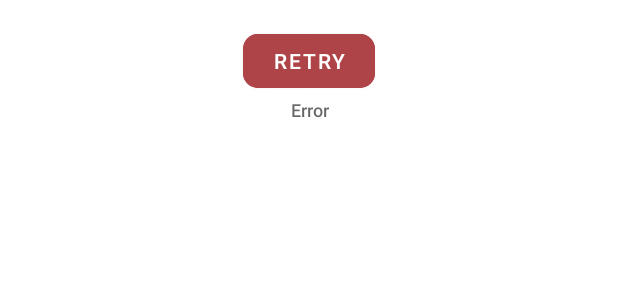
After one commit to JohanAdam/PokeNyan, an Android app: the layout item_loader.xml on its own in the app's theme, with its tools: preview values and no code run, on a phone screen of 412 x 824 dp. The commit adds this screen. Shown: the top 300 px of the screen. Run offline under Robolectric (Android 15) with nearby library versions, the phone set to English and light mode, and no system bars.

Commit message:
- Add  loader state to rv to handle loading and retry pagination.

```diff
--- /dev/null
+++ b/app/src/main/java/com/nyan/pokenyan/adapter/LoaderStateAdapter.kt
@@ -0,0 +1,52 @@
+package com.nyan.pokenyan.adapter
+
+import android.view.LayoutInflater
+import android.view.View
+import android.view.ViewGroup
+import android.widget.Button
+import androidx.constraintlayout.motion.widget.MotionLayout
+import androidx.paging.LoadState
+import androidx.paging.LoadStateAdapter
+import androidx.recyclerview.widget.RecyclerView
+import com.nyan.pokenyan.R
+
+class LoaderStateAdapter(private val retry: () -> Unit) :
+    LoadStateAdapter<LoaderStateAdapter.LoaderViewHolder>() {
+
+    override fun onBindViewHolder(holder: LoaderViewHolder, loadState: LoadState) {
+        holder.bind(loadState)
+    }
+
+    override fun onCreateViewHolder(parent: ViewGroup, loadState: LoadState): LoaderViewHolder {
+        return LoaderViewHolder.getInstance(parent, retry)
+    }
+
+    class LoaderViewHolder(view: View, retry: () -> Unit): RecyclerView.ViewHolder(view) {
+
+        companion object {
+            //Get instance of the PokemonViewHolder.
+            fun getInstance(parent: ViewGroup, retry: () -> Unit) : LoaderViewHolder {
+                val inflater = LayoutInflater.from(parent.context)
+                val view = inflater.inflate(R.layout.item_loader, parent, false)
+                return LoaderViewHolder(view, retry)
+            }
+        }
+
+        val motionLayout: MotionLayout = view.findViewById(R.id.mlLoader)
+
+        init {
+            view.findViewById<Button>(R.id.btnRetry).setOnClickListener {
+                retry()
+            }
+        }
+
+        fun bind(loadState: LoadState) {
+            if (loadState is LoadState.Loading) {
+                motionLayout.transitionToEnd()
+            } else {
+                motionLayout.transitionToStart()
+            }
+        }
+    }
+
+}
--- a/app/src/main/java/com/nyan/pokenyan/ui/list/PokemonsFragment.kt
+++ b/app/src/main/java/com/nyan/pokenyan/ui/list/PokemonsFragment.kt
@@ -10,6 +10,7 @@ import androidx.lifecycle.lifecycleScope
 import androidx.recyclerview.widget.LinearLayoutManager
 import com.nyan.domain.entity.PokemonEntity
 import com.nyan.foodie.event.EventObserver
+import com.nyan.pokenyan.adapter.LoaderStateAdapter
 import com.nyan.pokenyan.adapter.PokemonAdapter
 import com.nyan.pokenyan.adapter.PokemonAdapterTest
 import com.nyan.pokenyan.databinding.FragmentPokemonsBinding
@@ -54,6 +55,13 @@ class PokemonsFragment: Fragment() {
 
     private fun setupView() {
         binding.rv.layoutManager = LinearLayoutManager(context)
+//        binding.rv.adapter = pokemonAdapterTest
+
+        //adapter setup.
+        val loaderStateAdapter = LoaderStateAdapter {
+            pokemonAdapterTest.retry()
+        }
+        binding.rv.adapter = pokemonAdapterTest.withLoadStateFooter(loaderStateAdapter)
 
         binding.swipeRefreshLayout.setOnRefreshListener {
             viewModel.getPokemons()
@@ -89,7 +97,6 @@ class PokemonsFragment: Fragment() {
 
     private fun fetchShit() {
         Timber.i("fetchShit: ")
-        binding.rv.adapter = pokemonAdapterTest
         lifecycleScope.launch {
             viewModel.testPokemonPaging().distinctUntilChanged().collectLatest {
                 Timber.i("fetchShit: collectLatest!")
--- /dev/null
+++ b/app/src/main/res/layout/item_loader.xml
@@ -0,0 +1,46 @@
+<?xml version="1.0" encoding="utf-8"?>
+<androidx.constraintlayout.motion.widget.MotionLayout
+    xmlns:android="http://schemas.android.com/apk/res/android"
+    xmlns:app="http://schemas.android.com/apk/res-auto"
+    android:id="@+id/mlLoader"
+    android:layout_width="match_parent"
+    android:layout_height="wrap_content"
+    app:layoutDescription="@xml/motion_loader">
+
+    <com.google.android.material.button.MaterialButton
+        android:id="@+id/btnRetry"
+        android:layout_width="wrap_content"
+        android:layout_height="wrap_content"
+        android:backgroundTint="@color/red_af4448"
+        android:text="@string/action_retry"
+        android:textColor="@android:color/white"
+        app:cornerRadius="10dp"
+        app:layout_constraintBottom_toBottomOf="parent"
+        app:layout_constraintEnd_toEndOf="parent"
+        app:layout_constraintStart_toStartOf="parent"
+        app:layout_constraintTop_toTopOf="parent" />
+
+    <TextView
+        android:id="@+id/tvError"
+        android:layout_width="0dp"
+        android:layout_height="wrap_content"
+        android:gravity="center_horizontal"
+        android:text="@string/action_error"
+        android:textAppearance="@style/TextAppearance.AppCompat.Widget.PopupMenu.Header"
+        android:textSize="12sp"
+        app:layout_constraintEnd_toEndOf="parent"
+        app:layout_constraintStart_toStartOf="parent"
+        app:layout_constraintTop_toBottomOf="@id/btnRetry" />
+
+    <ProgressBar
+        android:id="@+id/pbLoader"
+        style="?android:attr/progressBarStyle"
+        android:layout_width="30dp"
+        android:layout_height="wrap_content"
+        android:layout_gravity="center"
+        app:layout_constraintBottom_toBottomOf="parent"
+        app:layout_constraintEnd_toEndOf="parent"
+        app:layout_constraintStart_toStartOf="parent"
+        app:layout_constraintTop_toTopOf="parent" />
+
+</androidx.constraintlayout.motion.widget.MotionLayout>
--- a/app/src/main/res/values/strings.xml
+++ b/app/src/main/res/values/strings.xml
@@ -1,3 +1,5 @@
 <resources>
     <string name="app_name">PokeNyan</string>
+    <string name="action_retry">Retry</string>
+    <string name="action_error">Error</string>
 </resources>
--- /dev/null
+++ b/app/src/main/res/xml/motion_loader.xml
@@ -0,0 +1,78 @@
+<?xml version="1.0" encoding="utf-8"?>
+<MotionScene xmlns:android="http://schemas.android.com/apk/res/android"
+    xmlns:motion="http://schemas.android.com/apk/res-auto">
+
+    <Transition
+        motion:constraintSetEnd="@+id/end"
+        motion:constraintSetStart="@+id/start"
+        motion:duration="1000">
+        <OnClick
+            motion:dragDirection="dragRight"
+            motion:touchAnchorId="@+id/button"
+            motion:touchAnchorSide="right" />
+    </Transition>
+
+    <ConstraintSet android:id="@+id/start">
+        <Constraint
+            android:id="@+id/btnRetry"
+            android:layout_width="wrap_content"
+            android:layout_height="wrap_content"
+            android:visibility="visible"
+            motion:layout_constraintBottom_toBottomOf="parent"
+            motion:layout_constraintEnd_toEndOf="parent"
+            motion:layout_constraintStart_toStartOf="parent"
+            motion:layout_constraintTop_toTopOf="parent" />
+
+        <Constraint
+            android:id="@+id/tvError"
+            android:layout_width="0dp"
+            android:layout_height="wrap_content"
+            android:visibility="visible"
+            motion:layout_constraintEnd_toEndOf="parent"
+            motion:layout_constraintStart_toStartOf="parent"
+            motion:layout_constraintTop_toBottomOf="@id/btnRetry" />
+
+        <Constraint
+            android:id="@+id/pbLoader"
+            android:layout_width="30dp"
+            android:layout_height="wrap_content"
+            android:visibility="gone"
+            motion:layout_constraintBottom_toBottomOf="parent"
+            motion:layout_constraintEnd_toEndOf="parent"
+            motion:layout_constraintStart_toStartOf="parent"
+            motion:layout_constraintTop_toTopOf="parent" />
+
+    </ConstraintSet>
+
+    <ConstraintSet android:id="@+id/end">
+        <Constraint
+            android:id="@+id/btnRetry"
+            android:layout_width="wrap_content"
+            android:layout_height="wrap_content"
+            android:visibility="invisible"
+            motion:layout_constraintBottom_toBottomOf="parent"
+            motion:layout_constraintEnd_toEndOf="parent"
+            motion:layout_constraintStart_toStartOf="parent"
+            motion:layout_constraintTop_toTopOf="parent" />
+
+        <Constraint
+            android:id="@+id/tvError"
+            android:layout_width="0dp"
+            android:layout_height="wrap_content"
+            android:visibility="gone"
+            motion:layout_constraintEnd_toEndOf="parent"
+            motion:layout_constraintStart_toStartOf="parent"
+            motion:layout_constraintTop_toBottomOf="@id/btnRetry" />
+
+        <Constraint
+            android:id="@+id/pbLoader"
+            android:layout_width="30dp"
+            android:layout_height="wrap_content"
+            android:visibility="visible"
+            motion:layout_constraintBottom_toBottomOf="parent"
+            motion:layout_constraintEnd_toEndOf="parent"
+            motion:layout_constraintStart_toStartOf="parent"
+            motion:layout_constraintTop_toTopOf="parent" />
+    </ConstraintSet>
+
+</MotionScene>
```
